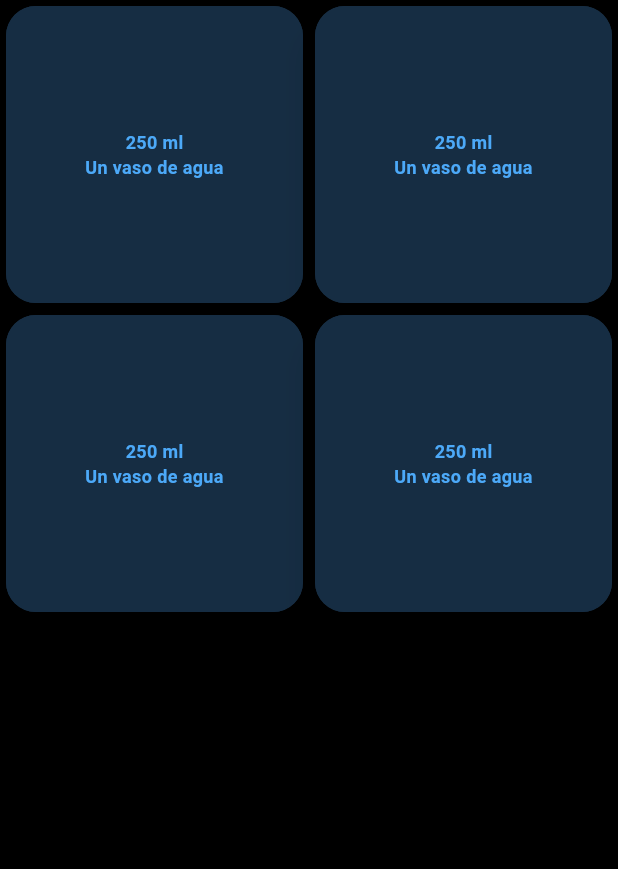
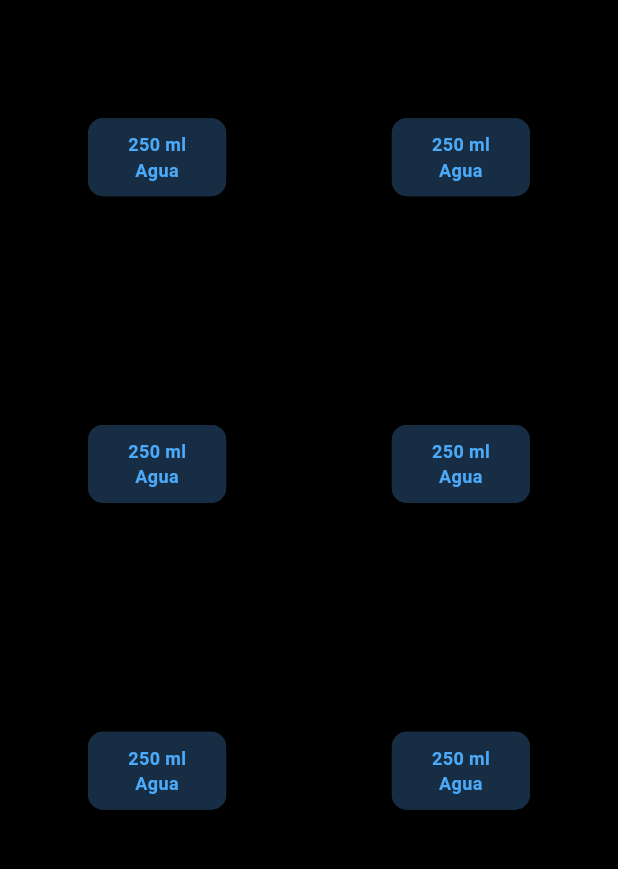
Before and after one commit to MarianaSanchezGonzalez03/water_counter_app, a Flutter app: the DrinksScreen screen opened directly, on a phone screen of 412 x 824 dp, the part 24-893 px from its top. Run offline on Flutter 3.47's test engine with Material 2 defaults, Android fonts, the phone set to English and light mode, and no system bars.

Commit message:
Segunda versión del estilo de la tarjeta

```diff
--- a/lib/screens/drinks_screen.dart
+++ b/lib/screens/drinks_screen.dart
@@ -18,15 +18,31 @@ class DrinksScreen extends StatelessWidget{
             _hour(context),
            ],
       ),
-      body: GridView.count(
+      body:
+          GridView.count(
+            primary: false,
+            padding: const EdgeInsets.all(5),
+            crossAxisSpacing: 3,
+            mainAxisSpacing: 5,
             crossAxisCount: 2,
-        children: [
+            children:
+            [
               _oneCard(context),
               _oneCard(context),
               _oneCard(context),
               _oneCard(context),
-
+              _oneCard(context),
+              _oneCard(context),
             ],
+            // List.generate(6, (index) {
+            //   return Center(
+            //     child: Text(
+            //       'Item $index',
+            //       style: Theme.of(context).textTheme.headlineSmall,
+            //     ),
+            //   );
+            // }
+            // ),
 
         ),
     );
@@ -36,10 +52,11 @@ class DrinksScreen extends StatelessWidget{
       onTap: (){
         Navigator.pop(contex);
       },
-   child: //SizedBox(
-             //width: 50.0,
-            // height: 500.0,
-             //child:
+      child: Center(
+             child: SizedBox(
+               width: 100.0,
+               height: 60.0,
+               child:
                 Card(
                   elevation: 10.0,
                   color: const Color.fromARGB(255, 22, 45, 67),
@@ -47,7 +64,9 @@ class DrinksScreen extends StatelessWidget{
                       side: const BorderSide(
                         color: Color.fromARGB(255, 22, 45, 67),
                       ),
-                  borderRadius: BorderRadius.circular(20.0),
+                      borderRadius: BorderRadius.circular(10.0),
+
+
                   ),
                   child: Column(
                       mainAxisAlignment: MainAxisAlignment.center,
@@ -57,12 +76,15 @@ class DrinksScreen extends StatelessWidget{
                           style: Theme.of(contex).textTheme.bodyMedium,
                         ),
                         Text(
-                      'Un vaso de agua',
+                          'Agua',
                           style: Theme.of(contex).textTheme.bodyMedium,
                           textAlign: TextAlign.center,
                         ),
                       ],
                   ),
+                ),
+               ),
+
              ),
              );
   }
```
Lines whose indentation alone changed are shown as unchanged.
